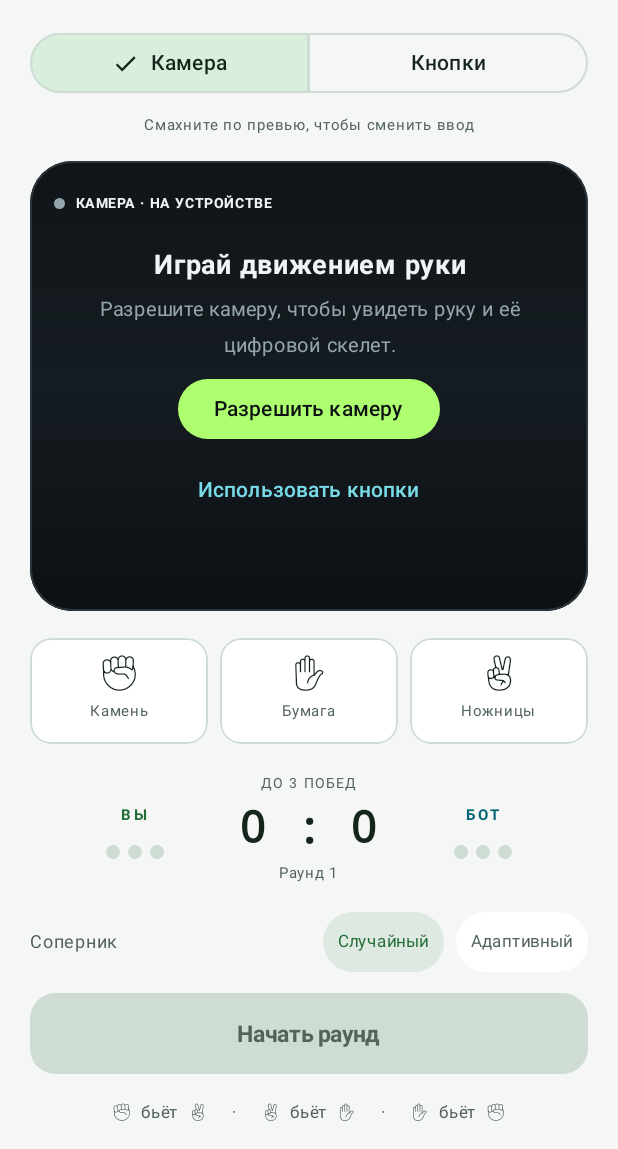
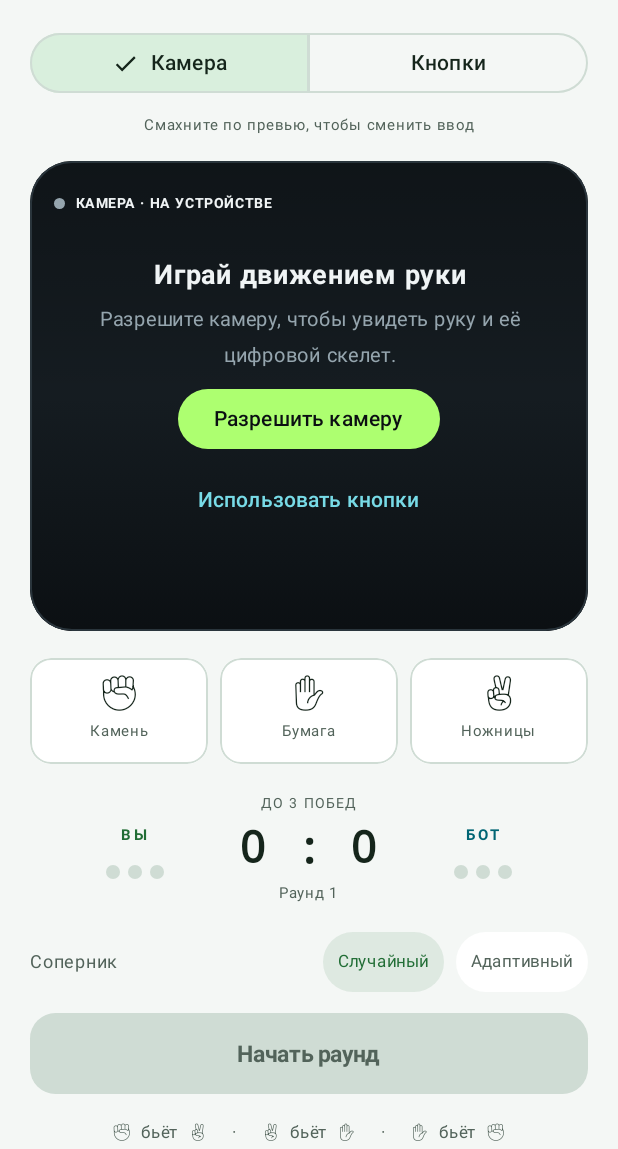
Before and after one commit to serpanti/janken, an Android app built with Jetpack Compose: the composable JankenScreen called with empty values, on a phone screen of 412 x 824 dp, the part 87-1236 px from its top. Run offline under Robolectric (Android 15) with nearby library versions, the phone set to English and light mode, and no system bars; our stand-ins replace Compose Multiplatform resources; missing, so only their content is drawn: JankenTheme; 7 statements that could not run were skipped.

Commit message:
fix(ui): keep the portrait camera preview stable

```diff
--- a/shared/src/commonMain/kotlin/dev/janken/prototype/ui/JankenScreen.kt
+++ b/shared/src/commonMain/kotlin/dev/janken/prototype/ui/JankenScreen.kt
@@ -82,11 +82,10 @@ fun JankenScreen(
     BoxWithConstraints(Modifier.fillMaxSize().background(Ink).safeDrawingPadding()
         .semantics { if (dialogOpen) hideFromAccessibility() }) {
         val landscape = maxWidth > maxHeight && maxWidth >= 720.dp
-        val scrollLayout = !landscape && maxHeight < 680.dp
         val compact = maxHeight < 750.dp
-        val showControls = true
+        val portraitPreviewHeight = (maxHeight * 0.38f).coerceIn(200.dp, 480.dp)
         Column(Modifier.fillMaxSize().padding(horizontal = 20.dp)
-            .then(if (scrollLayout) Modifier.verticalScroll(rememberScrollState()) else Modifier)) {
+            .then(if (landscape) Modifier else Modifier.verticalScroll(rememberScrollState()))) {
             Row(Modifier.fillMaxWidth().padding(top = 14.dp, bottom = 14.dp), verticalAlignment = Alignment.CenterVertically) {
                 Box(Modifier.size(34.dp).clip(RoundedCornerShape(11.dp)).background(Lime), contentAlignment = Alignment.Center) {
                     Text("J", color = Ink, fontWeight = FontWeight.Black, fontSize = 25.sp)
@@ -113,17 +112,15 @@ fun JankenScreen(
             if (landscape) {
                 Row(Modifier.weight(1f).padding(bottom = 12.dp), horizontalArrangement = Arrangement.spacedBy(20.dp)) {
                     CameraPanel(state, permissionGranted, cameraActive, cameraAttempt, onPermission, cameraContent, retryCamera, onButtons, Modifier.weight(1f).fillMaxHeight().then(swipeInput))
-                    if (showControls) Column(Modifier.width(340.dp).verticalScroll(rememberScrollState())) {
+                    Column(Modifier.width(340.dp).verticalScroll(rememberScrollState())) {
                         Controls(state, onStart, onRestart, onManualMove, onBotMode, compact = true)
                     }
                 }
             } else {
                 CameraPanel(state, permissionGranted, cameraActive, cameraAttempt, onPermission, cameraContent, retryCamera, onButtons,
-                    (if (scrollLayout) Modifier.height(280.dp).fillMaxWidth() else Modifier.weight(1f).fillMaxWidth()).then(swipeInput))
-                if (showControls) {
-                    Spacer(Modifier.height(if (compact) 12.dp else 18.dp))
-                    Controls(state, onStart, onRestart, onManualMove, onBotMode, compact)
-                }
+                    Modifier.height(portraitPreviewHeight).fillMaxWidth().then(swipeInput))
+                Spacer(Modifier.height(if (compact) 12.dp else 18.dp))
+                Controls(state, onStart, onRestart, onManualMove, onBotMode, compact)
                 Spacer(Modifier.height(12.dp))
             }
         }
```
Also changed, not shown: 1 other file.
